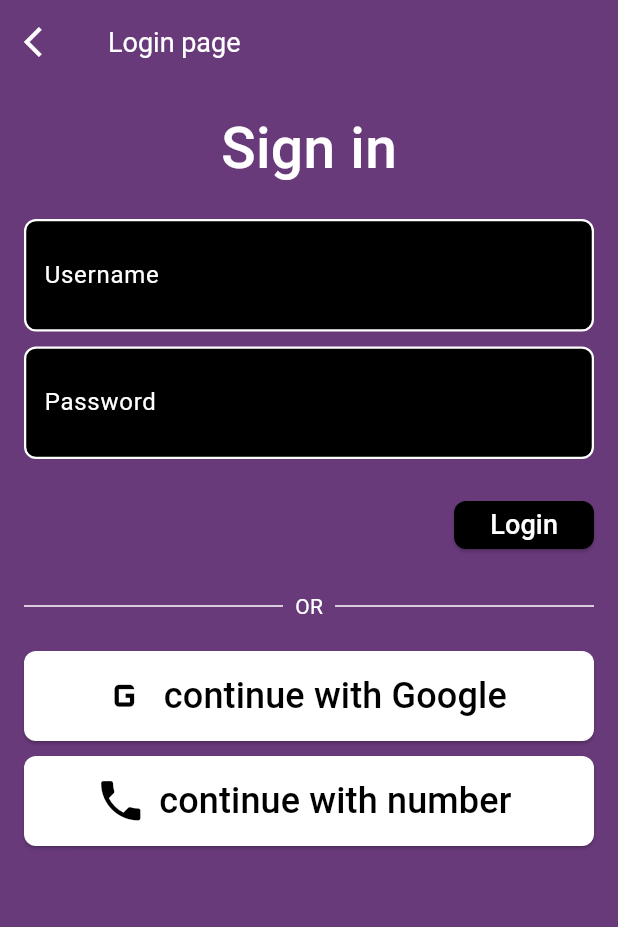
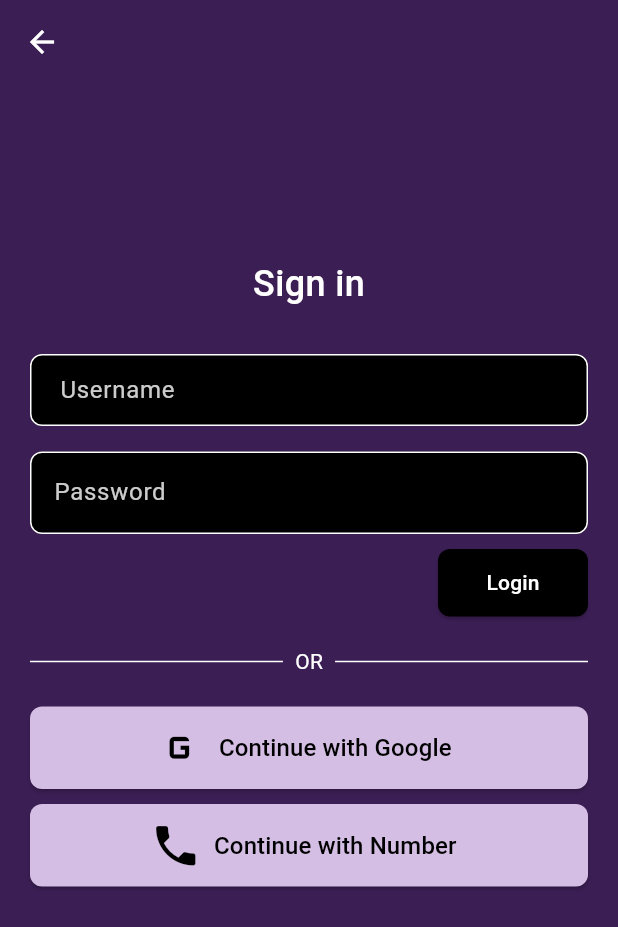
Before and after one commit to Exact-Bytes/ChefScale, a Flutter app: the SignInPage screen opened directly, on a phone screen of 412 x 824 dp. Shown: the top 927 px of the screen. Run offline on Flutter 3.47's test engine with Material 3 defaults, Android fonts, the phone set to English and light mode, and no system bars; our stand-ins replace google_fonts; Roboto replaces fonts that are missing (Afacad).

Commit message:
adding new pages

```diff
--- a/lib/main.dart
+++ b/lib/main.dart
@@ -1,6 +1,6 @@
 import 'package:flutter/material.dart';
 import 'welcome_page.dart';
-import 'home_page.dart';
+import 'signin_page.dart';
 import 'create_account.dart';
 
 void main() {
@@ -17,7 +17,8 @@ class ChefScaleApp extends StatelessWidget {
       initialRoute: '/',
       routes: {
         '/': (context) => const WelcomePage(),
-        '/home': (context) => const HomePage(), // HomePage Route
+        '/signin': (context) =>
+            const SignInPage(), // SignIn Page Route
         '/create_account':
             (context) =>
                 const CreateAccountPage(), // Define your CreateAccountPage
--- a/lib/signin_page.dart
+++ b/lib/signin_page.dart
@@ -22,165 +22,188 @@ class SignInPage extends StatelessWidget {
   @override
   Widget build(BuildContext context) {
     return Scaffold(
-      backgroundColor: const Color(0xFF683A7A), // Background color from image
       appBar: AppBar(
-        backgroundColor: const Color(0xFF683A7A),
+        backgroundColor: Colors.transparent,
+        elevation: 0,
         leading: IconButton(
-          icon: const Icon(Icons.arrow_back_ios, color: Colors.white), // White back arrow
+          icon: const Icon(Icons.arrow_back, color: Colors.white),
           onPressed: () {
-            // Handle back button press
+            Navigator.pop(context);
           },
         ),
-        centerTitle: false,
-        title: Text(
-          'Login page', // Title from image
-          style: GoogleFonts.afacad(
-            color: Colors.white,
-            fontSize: 18,
       ),
-        ),
-      ),
-      body: Padding(
-        padding: const EdgeInsets.all(16.0),
-        child: SingleChildScrollView(
+      backgroundColor: const Color(0xFF3B1E54), // Background color
+      body: SingleChildScrollView(
+        padding: const EdgeInsets.symmetric(horizontal: 20.0, vertical: 16),
         child: Column(
           mainAxisAlignment: MainAxisAlignment.center,
           children: <Widget>[
-              Text(
+            const SizedBox(height: 100),
+            const Text(
               'Sign in',
-                style: GoogleFonts.afacad(
-                  color: Colors.white, // White text
-                  fontSize: 38,
+              style: TextStyle(
+                color: Colors.white,
+                fontSize: 24,
                 fontWeight: FontWeight.w500,
               ),
             ),
-              const SizedBox(height: 20),
-              Container(
-                decoration: BoxDecoration(
-                  color: Colors.black, // Black background for text fields
-                  borderRadius: BorderRadius.circular(8.0),
-                  border: Border.all(color: Colors.white, width: 1.5), // White border
-                ),
-                child: const TextField(
-                  decoration: InputDecoration(
-                    labelText: 'Username',
-                    labelStyle: TextStyle(color: Colors.white), // White label
-                    border: InputBorder.none,
-                    contentPadding:
-                        EdgeInsets.symmetric(horizontal: 12.0, vertical: 16.0),
-                  ),
-                  style: TextStyle(color: Colors.white), // White input text
-                ),
-              ),
-              const SizedBox(height: 10),
-              Container(
-                decoration: BoxDecoration(
-                  color: Colors.black, // Black background for text fields
-                  borderRadius: BorderRadius.circular(8.0),
-                  border: Border.all(color: Colors.white, width: 1.5), // White border
-                ),
-                child: const TextField(
-                  obscureText: true,
-                  decoration: InputDecoration(
-                    labelText: 'Password',
-                    labelStyle: TextStyle(color: Colors.white), // White label
-                    border: InputBorder.none,
-                    contentPadding:
-                        EdgeInsets.symmetric(horizontal: 12.0, vertical: 16.0),
-                  ),
-                  style: TextStyle(color: Colors.white), // White input text
-                ),
-              ),
-              const SizedBox(height: 20),
-              Align(
-                alignment: Alignment.centerRight,
-                child: ElevatedButton(
-                  onPressed: () {
-                    // Handle login logic
-                  },
-                  style: ElevatedButton.styleFrom(
-                    backgroundColor: Colors.black, // Black button
-                    foregroundColor: Colors.white, // White text
-                    minimumSize: const Size(84, 32),
-                    shape: RoundedRectangleBorder(
-                      borderRadius: BorderRadius.circular(8.0),
-                    ),
-                  ),
-                  child: Text(
-                    'Login',
-                    style: GoogleFonts.afacad(fontSize: 18),
-                  ),
-                ),
-              ),
+            const SizedBox(height: 30),
+            const SignInForm(),
             const SizedBox(height: 20),
             const Row(
               children: <Widget>[
-                  Expanded(child: Divider(color: Colors.white)), // White divider
+                Expanded(
+                  child: Divider(color: Colors.white),
+                ),
                 Padding(
                   padding: EdgeInsets.symmetric(horizontal: 8.0),
                   child: Text(
                     'OR',
-                      style: TextStyle(color: Colors.white), // White text
+                    style: TextStyle(color: Colors.white),
                   ),
                 ),
-                  Expanded(child: Divider(color: Colors.white)), // White divider
+                Expanded(
+                  child: Divider(color: Colors.white),
+                ),
               ],
             ),
             const SizedBox(height: 20),
-              ElevatedButton.icon(
-                onPressed: () {
-                  // Handle Google login
-                },
-                icon: const Icon(
-                  Icons.g_mobiledata,
-                  color: Colors.black,
-                  size: 35,
-                ),
+            SizedBox(
+              height: 55, // Same height as username/password fields
+              width: double.infinity,
+              child: ElevatedButton.icon(
+                onPressed: () {},
+                icon: const Icon(Icons.g_mobiledata, color: Colors.black, size: 35),
                 label: Text(
-                  'continue with Google',
-                  style: GoogleFonts.afacad(
-                    color: Colors.black,
-                    fontSize: 24, // Adjusted font size
-                  ),
+                  'Continue with Google',
+                  style: GoogleFonts.afacad(color: Colors.black, fontSize: 16),
                 ),
                 style: ElevatedButton.styleFrom(
-                  backgroundColor: Colors.white, // White button
+                  backgroundColor: const Color(0xFFD4BEE4), // Updated color
                   foregroundColor: Colors.black,
-                  minimumSize: const Size(double.infinity, 60),
                   shape: RoundedRectangleBorder(
                     borderRadius: BorderRadius.circular(8.0),
                   ),
                 ),
               ),
+            ),
             const SizedBox(height: 10),
-              ElevatedButton.icon(
-                onPressed: () {
-                  // Handle phone number login
-                },
-                icon: const Icon(
-                  Icons.phone,
-                  color: Colors.black,
-                  size: 35,
-                ),
+            SizedBox(
+              height: 55, // Same height as username/password fields
+              width: double.infinity,
+              child: ElevatedButton.icon(
+                onPressed: () {},
+                icon: const Icon(Icons.phone, color: Colors.black, size: 35),
                 label: Text(
-                  'continue with number',
-                  style: GoogleFonts.afacad(
-                    color: Colors.black,
-                    fontSize: 24, // Adjusted font size
-                  ),
+                  'Continue with Number',
+                  style: GoogleFonts.afacad(color: Colors.black, fontSize: 16),
                 ),
                 style: ElevatedButton.styleFrom(
-                  backgroundColor: Colors.white, // White button
+                  backgroundColor: const Color(0xFFD4BEE4), // Updated color
                   foregroundColor: Colors.black,
-                  minimumSize: const Size(double.infinity, 60),
                   shape: RoundedRectangleBorder(
                     borderRadius: BorderRadius.circular(8.0),
+                  ),
                 ),
               ),
             ),
           ],
         ),
       ),
+    );
+  }
+}
+
+class SignInForm extends StatefulWidget {
+  const SignInForm({super.key});
+
+  @override
+  State<SignInForm> createState() => _SignInFormState();
+}
+
+class _SignInFormState extends State<SignInForm> {
+  @override
+  Widget build(BuildContext context) {
+    return Form(
+      child: Column(
+        crossAxisAlignment: CrossAxisAlignment.end,
+        children: [
+          SizedBox(
+            height: 55, // Consistent height
+            child: TextField(
+              decoration: InputDecoration(
+                filled: true,
+                fillColor: Colors.black, // Black background
+                labelText: 'Username',
+                labelStyle: TextStyle(
+                  color: Colors.white.withOpacity(0.8),
+                ),
+                border: OutlineInputBorder(
+                  borderRadius: BorderRadius.circular(8.0),
+                  borderSide: const BorderSide(color: Colors.white), // White border
+                ),
+                enabledBorder: OutlineInputBorder(
+                  borderRadius: BorderRadius.circular(8.0),
+                  borderSide: const BorderSide(color: Colors.white),
+                ),
+                focusedBorder: OutlineInputBorder(
+                  borderRadius: BorderRadius.circular(8.0),
+                  borderSide: const BorderSide(color: Colors.white, width: 2.0),
+                ),
+                contentPadding: const EdgeInsets.symmetric(horizontal: 16.0),
+              ),
+            ),
+          ),
+          const SizedBox(height: 10),
+          SizedBox(
+            height: 55, // Consistent height
+            child: TextField(
+              obscureText: true, // Hide password
+              decoration: InputDecoration(
+                filled: true,
+                fillColor: Colors.black,
+                labelText: 'Password',
+                labelStyle: TextStyle(
+                  color: Colors.white.withOpacity(0.8),
+                ),
+                border: OutlineInputBorder(
+                  borderRadius: BorderRadius.circular(8.0),
+                  borderSide: const BorderSide(color: Colors.white),
+                ),
+                enabledBorder: OutlineInputBorder(
+                  borderRadius: BorderRadius.circular(8.0),
+                  borderSide: const BorderSide(color: Colors.white),
+                ),
+                focusedBorder: OutlineInputBorder(
+                  borderRadius: BorderRadius.circular(8.0),
+                  borderSide: const BorderSide(color: Colors.white, width: 2.0),
+                ),
+              ),
+            ),
+          ),
+          const SizedBox(height: 10),
+          SizedBox(
+            height: 45, // Smaller height for compact look
+            width: 100, // Smaller width
+            child: ElevatedButton(
+              onPressed: () {
+                // Handle sign in
+              },
+              style: ElevatedButton.styleFrom(
+                backgroundColor: Colors.black, // Black button
+                foregroundColor: Colors.white,
+                padding: const EdgeInsets.symmetric(horizontal: 12),
+                shape: RoundedRectangleBorder(
+                  borderRadius: BorderRadius.circular(8.0),
+                ),
+              ),
+              child: const Text(
+                'Login',
+                style: TextStyle(fontSize: 14),
+              ),
+            ),
+          ),
+        ],
       ),
     );
   }
--- a/lib/welcome_page.dart
+++ b/lib/welcome_page.dart
@@ -58,7 +58,7 @@ class WelcomePage extends StatelessWidget {
               width: 200,
               child: ElevatedButton(
                 onPressed: () {
-                  Navigator.pushNamed(context, '/home'); // Navigate to HomePage
+                  Navigator.pushNamed(context, '/signin'); // Navigate to Sign In Page
                 },
                 style: ElevatedButton.styleFrom(
                   backgroundColor: Colors.black, // Black Background
```
Lines whose indentation alone changed are shown as unchanged.
